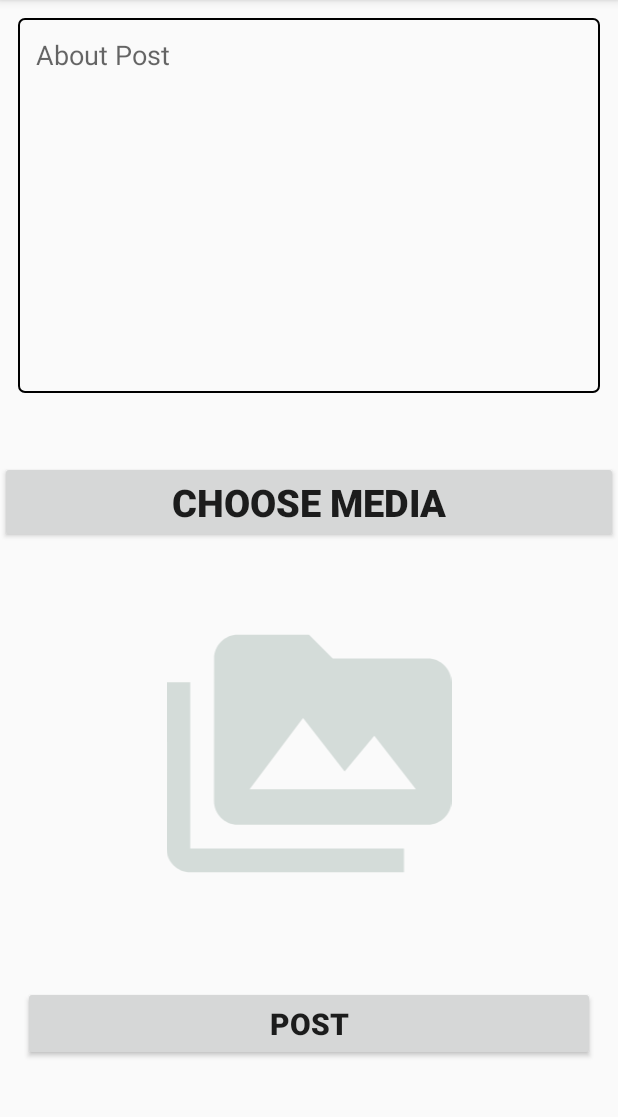
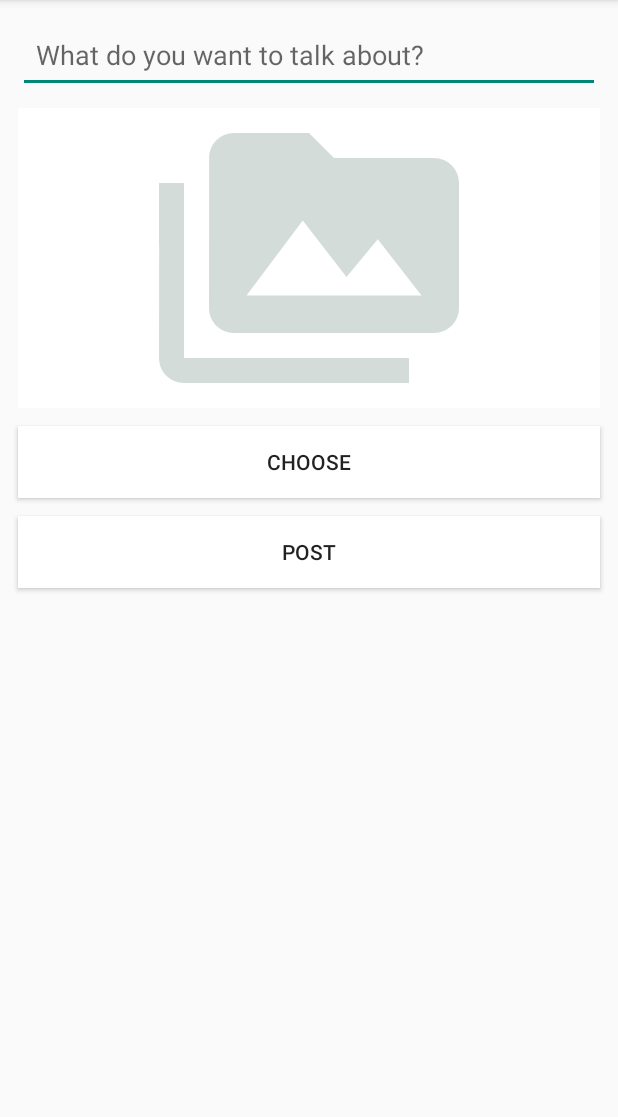
Before and after one commit to lakshaygarg128/Unbound-Social-App, an Android app: the CreatePost screen opened directly, with no data from a screen before it, on a phone screen of 412 x 824 dp, the part 84-1201 px from its top. Run offline under Robolectric (Android 15) with nearby library versions, the phone set to English and light mode, and no system bars; our stand-ins replace Firebase (no records; nobody signed in at launch, a user with empty details on screens opened directly).

Commit message:
Getting image from phone media working properly
upload to firebase is left

```diff
--- a/app/build.gradle
+++ b/app/build.gradle
@@ -61,6 +61,8 @@ dependencies {
 
     implementation 'com.github.bumptech.glide:glide:4.11.0'
     implementation 'androidx.drawerlayout:drawerlayout:1.0.0'
+    implementation 'com.google.firebase:firebase-storage:19.2.2'
+    implementation 'com.google.firebase:firebase-database:19.7.0'
     annotationProcessor 'com.github.bumptech.glide:compiler:4.11.0'
 
     // Testing
--- a/app/src/main/res/layout/activity_create_post.xml
+++ b/app/src/main/res/layout/activity_create_post.xml
@@ -5,58 +5,103 @@
     android:layout_width="match_parent"
     android:layout_height="match_parent"
     tools:context=".CreatePost">
+<!--    <EditText-->
+<!--        android:id="@+id/About_post"-->
+<!--        android:layout_width="0dp"-->
+<!--        android:layout_height="250dp"-->
+<!--        android:hint="About Post"-->
+<!--        app:layout_constraintRight_toRightOf="parent"-->
+<!--        app:layout_constraintLeft_toLeftOf="parent"-->
+<!--        app:layout_constraintTop_toTopOf="parent"-->
+<!--        android:gravity="top"-->
+<!--        android:layout_margin="12dp"-->
+<!--        android:padding="12dp"-->
+<!--        android:background="@drawable/edittext_shape"-->
+<!--        />-->
+<!--    <Button-->
+<!--        android:id="@+id/choose_button"-->
+<!--        android:layout_width="match_parent"-->
+<!--        android:layout_height="wrap_content"-->
+<!--        android:text="CHOOSE MEDIA"-->
+<!--        android:textStyle="bold"-->
+<!--        android:textSize="25sp"-->
+<!--        app:layout_constraintTop_toBottomOf="@id/About_post"-->
+<!--        app:layout_constraintRight_toRightOf="parent"-->
+<!--        app:layout_constraintLeft_toLeftOf="parent"-->
+<!--        app:layout_constraintBottom_toTopOf="@id/image"-->
+
+<!--        />-->
+
+<!--    <ImageView-->
+<!--        android:id="@+id/image"-->
+<!--        android:layout_width="match_parent"-->
+<!--        android:layout_height="190dp"-->
+<!--        android:src="@drawable/ic_baseline_perm_media_24"-->
+<!--        app:layout_constraintBottom_toTopOf="@id/post"-->
+
+<!--        app:layout_constraintEnd_toEndOf="parent"-->
+<!--        app:layout_constraintLeft_toLeftOf="parent"-->
+<!--        app:layout_constraintRight_toRightOf="parent"-->
+<!--        app:layout_constraintTop_toBottomOf="@id/choose_button" />-->
+
+<!--    <Button-->
+<!--        android:id="@+id/post"-->
+<!--        android:layout_width="0dp"-->
+<!--        android:layout_height="50dp"-->
+<!--        android:layout_margin="15dp"-->
+<!--        android:layout_marginTop="224dp"-->
+<!--        android:text="POST"-->
+<!--        android:textSize="20sp"-->
+<!--        android:textStyle="bold"-->
+<!--        app:layout_constraintLeft_toLeftOf="parent"-->
+<!--        app:layout_constraintRight_toRightOf="parent"-->
+<!--        app:layout_constraintTop_toBottomOf="@id/image"-->
+<!--        app:layout_constraintBottom_toBottomOf="parent"-->
+<!--        />-->
     <EditText
         android:id="@+id/About_post"
         android:layout_width="0dp"
-        android:layout_height="250dp"
-        android:hint="About Post"
+        android:layout_height="50dp"
+        app:layout_constraintLeft_toLeftOf="parent"
         app:layout_constraintRight_toRightOf="parent"
-        app:layout_constraintLeft_toLeftOf="parent"
         app:layout_constraintTop_toTopOf="parent"
+        android:hint="What do you want to talk about?"
         android:gravity="top"
         android:layout_margin="12dp"
-        android:padding="12dp"
-        android:background="@drawable/edittext_shape"
-        />
-    <Button
-        android:id="@+id/choose_button"
-        android:layout_width="match_parent"
-        android:layout_height="wrap_content"
-        android:text="CHOOSE MEDIA"
-        android:textStyle="bold"
-        android:textSize="25sp"
-        app:layout_constraintTop_toBottomOf="@id/About_post"
-        app:layout_constraintRight_toRightOf="parent"
-        app:layout_constraintLeft_toLeftOf="parent"
-        app:layout_constraintBottom_toTopOf="@id/image"
-
-        />
+        android:padding="12dp" />
 
     <ImageView
         android:id="@+id/image"
-        android:layout_width="match_parent"
-        android:layout_height="190dp"
+        android:layout_width="0dp"
+        android:layout_height="200dp"
+        android:layout_margin="12dp"
+        android:background="@color/white"
         android:src="@drawable/ic_baseline_perm_media_24"
-        app:layout_constraintBottom_toTopOf="@id/post"
-
-        app:layout_constraintEnd_toEndOf="parent"
+        app:layout_constraintBottom_toBottomOf="@id/choose_button"
         app:layout_constraintLeft_toLeftOf="parent"
         app:layout_constraintRight_toRightOf="parent"
-        app:layout_constraintTop_toBottomOf="@id/choose_button" />
+        app:layout_constraintTop_toTopOf="@id/About_post" />
 
     <Button
-        android:id="@+id/post"
         android:layout_width="0dp"
-        android:layout_height="50dp"
-        android:layout_margin="15dp"
-        android:layout_marginTop="224dp"
-        android:text="POST"
-        android:textSize="20sp"
-        android:textStyle="bold"
+        android:id="@+id/choose_button"
+        android:layout_height="wrap_content"
         app:layout_constraintLeft_toLeftOf="parent"
         app:layout_constraintRight_toRightOf="parent"
         app:layout_constraintTop_toBottomOf="@id/image"
-        app:layout_constraintBottom_toBottomOf="parent"
-        />
+        android:layout_margin="12dp"
+        android:text="CHOOSE"
+        android:background="@color/white" />
+
+    <Button
+        android:layout_width="0dp"
+        android:id="@+id/post"
+        android:layout_height="wrap_content"
+        app:layout_constraintLeft_toLeftOf="parent"
+        app:layout_constraintRight_toRightOf="parent"
+        app:layout_constraintTop_toBottomOf="@id/choose_button"
+        android:layout_margin="12dp"
+        android:text="POST"
+        android:background="@color/white"/>
 
 </androidx.constraintlayout.widget.ConstraintLayout>
--- a/build.gradle
+++ b/build.gradle
@@ -8,7 +8,7 @@ buildscript {
     dependencies {
         classpath "com.android.tools.build:gradle:4.1.1"
         classpath "org.jetbrains.kotlin:kotlin-gradle-plugin:$kotlin_version"
-        classpath 'com.google.gms:google-services:4.3.4'
+        classpath 'com.google.gms:google-services:4.3.5'
 
         // NOTE: Do not place your application dependencies here; they belong
         // in the individual module build.gradle files
```
Also changed, not shown: app/src/main/java/com/example/socialapp/CreatePost.kt (+25 -6 lines).
